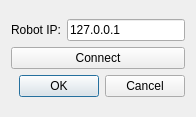
The window that connectForm.ui (trikset/trik-desktop-gamepad) describes before a commit, drawn with Qt 5.
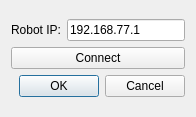
The same window after the commit.

Patch:
```diff
--- a/connectForm.ui
+++ b/connectForm.ui
@@ -30,7 +30,7 @@
          <item>
           <widget class="QLineEdit" name="robotIpLineEdit">
            <property name="text">
-            <string>127.0.0.1</string>
+            <string>192.168.77.1</string>
            </property>
           </widget>
          </item>
```
Left out of the diff: 2 changed lines with no effect on the pictures.
